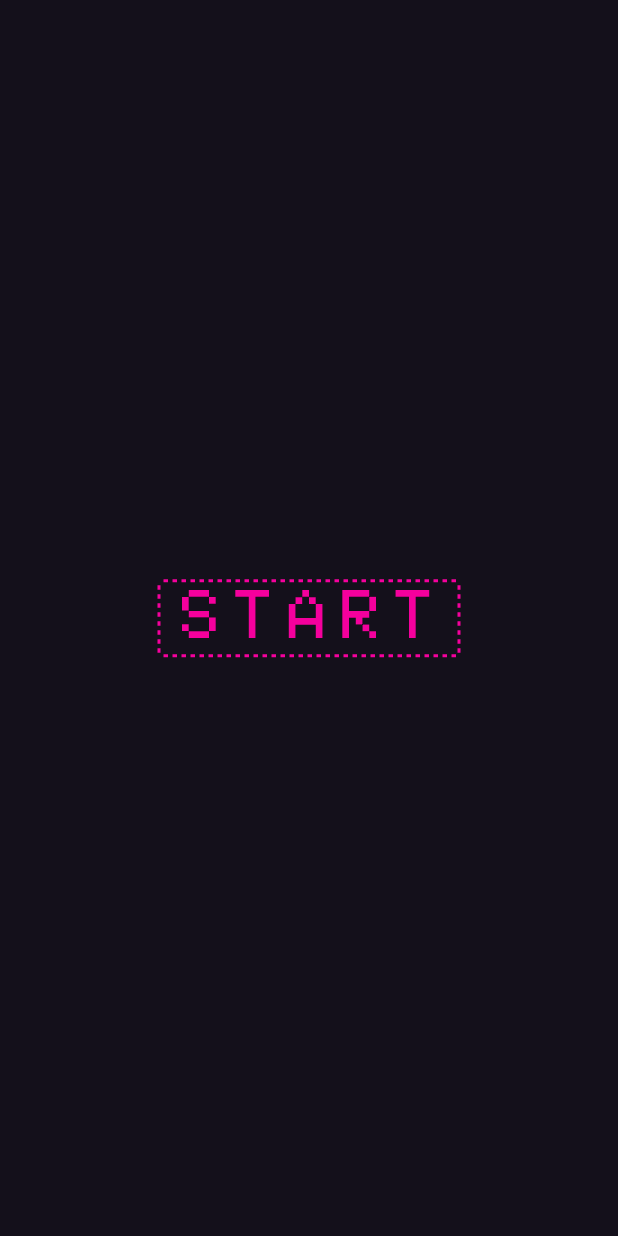
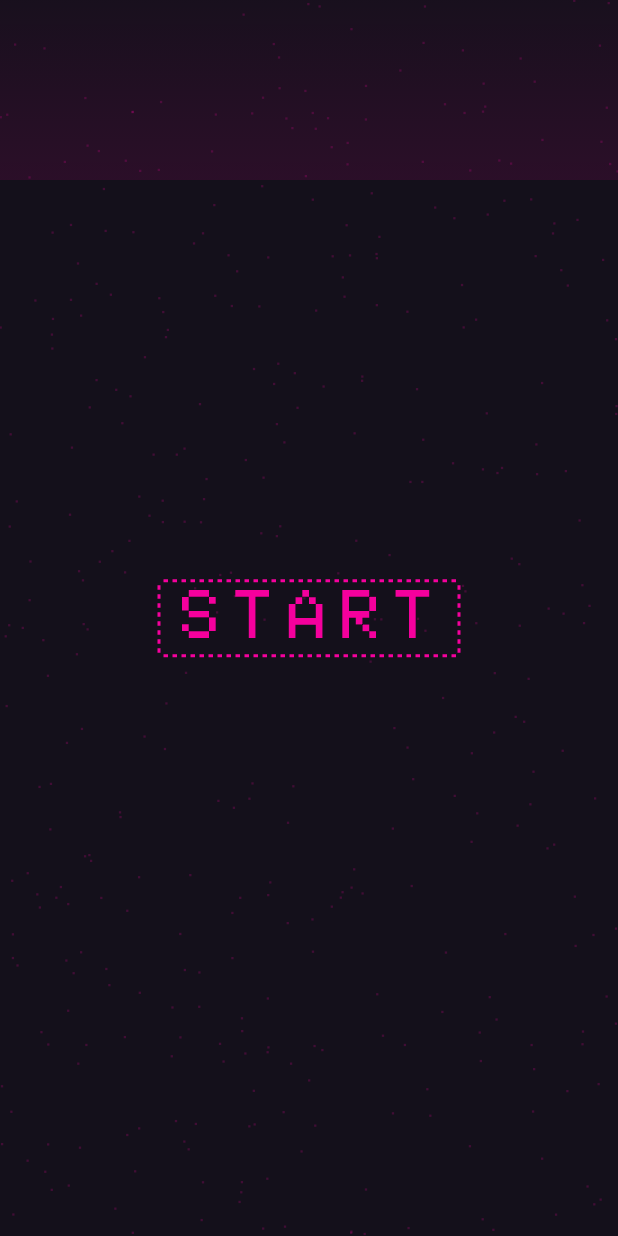
Before and after one commit to Alordead/flutter-snake-game, a Flutter app: the first screen one second after launch, on a phone screen of 412 x 824 dp. Run offline on Flutter 3.47's test engine with Material 2 defaults, Android fonts, the phone set to English and light mode, and no system bars.

Commit message:
add some effects

```diff
--- a/lib/user_story/common/app_theme.dart
+++ b/lib/user_story/common/app_theme.dart
@@ -1,6 +1,6 @@
 import 'dart:ui';
 
 class AppTheme {
-  static Color accentColor = const Color(0xFFF5009d);
-  static Color backgroundColor = const Color(0xFF14101b);
+  static const Color accentColor = const Color(0xFFF5009d);
+  static const Color backgroundColor = const Color(0xFF14101b);
 }
--- a/lib/user_story/pages/home_page.dart
+++ b/lib/user_story/pages/home_page.dart
@@ -6,6 +6,7 @@ import 'package:snake_game/user_story/common/app_theme.dart';
 import 'package:snake_game/user_story/painters/game_painter.dart';
 import 'package:snake_game/user_story/painters/score_cell_painter.dart';
 import 'package:snake_game/user_story/painters/snake_painter.dart';
+import 'package:snake_game/user_story/widgets/effects_layer.dart';
 import 'package:snake_game/user_story/widgets/game_board.dart';
 import 'package:snake_game/user_story/widgets/start_button.dart';
 
@@ -16,7 +17,8 @@ class HomePage extends StatelessWidget {
   Widget build(BuildContext context) {
     return Scaffold(
       backgroundColor: AppTheme.backgroundColor,
-      body: Center(
+      body: EffectsLayer(
+        child: Center(
           child: StreamBuilder<GameState>(
               stream: model.updateStream,
               builder: (context, snapshot) {
@@ -42,6 +44,7 @@ class HomePage extends StatelessWidget {
               }
           ),
         ),
+      ),
     );
   }
 }
--- /dev/null
+++ b/lib/user_story/painters/glow_line_painter.dart
@@ -0,0 +1,41 @@
+import 'dart:ui';
+
+import 'package:flutter/cupertino.dart';
+import 'package:snake_game/user_story/common/app_theme.dart';
+import 'package:snake_game/user_story/widgets/effects/glow_line.dart';
+
+class GlowLinePainter extends CustomPainter {
+  final double offset;
+
+  GlowLinePainter(this.offset);
+
+  @override
+  void paint(Canvas canvas, Size size) {
+    final topOffset = Offset(0, offset);
+    final rect = topOffset & Size(size.width, glowHeight);
+
+    final Gradient gradient = LinearGradient(
+        begin: Alignment.topCenter,
+        end: Alignment.bottomCenter,
+        colors: _defaultColors,
+        stops: _defaultStops
+    );
+
+    final paint = Paint()..shader = gradient.createShader(rect);
+
+    canvas.drawRect(rect, paint);
+  }
+
+  @override
+  bool shouldRepaint(CustomPainter oldDelegate) {
+    return true;
+  }
+
+  final List<Color> _defaultColors = [
+    AppTheme.accentColor.withOpacity(0),
+    AppTheme.accentColor.withOpacity(0.1),
+  ];
+
+  final List<double> _defaultStops = [0.0, 1.0];
+
+}
--- /dev/null
+++ b/lib/user_story/painters/static_noise_painter.dart
@@ -0,0 +1,41 @@
+import 'dart:math';
+import 'dart:ui';
+
+import 'package:flutter/cupertino.dart';
+import 'package:snake_game/user_story/common/app_theme.dart';
+
+const _step = 30;
+
+class StaticNoisePainter extends CustomPainter {
+  final Color color;
+
+  StaticNoisePainter({this.color = AppTheme.accentColor});
+
+  @override
+  void paint(Canvas canvas, Size size) {
+    final random = Random();
+    final paint = Paint();
+    List<Offset> points = [];
+
+    for (int i = 0; i < size.width; i += _step) {
+      for (int j = 0; j < size.height; j += _step) {
+        final point = Offset(
+          random.nextDouble() * size.width,
+          random.nextDouble() * size.height,
+        );
+        points.add(point);
+      }
+    }
+
+    paint.color = color.withOpacity(0.2);
+    paint.strokeWidth = 1.5;
+
+    canvas.drawPoints(PointMode.points, points, paint);
+  }
+
+  @override
+  bool shouldRepaint(CustomPainter oldDelegate) {
+    return false;
+  }
+
+}
--- /dev/null
+++ b/lib/user_story/widgets/effects/glow_line.dart
@@ -0,0 +1,56 @@
+import 'dart:async';
+
+import 'package:flutter/cupertino.dart';
+import 'package:snake_game/user_story/painters/glow_line_painter.dart';
+
+const glowHeight = 150.0;
+
+class GlowLine extends StatefulWidget {
+  final double height;
+  final List<Color> colors;
+  final List<double> stops;
+
+  const GlowLine({Key key, this.height = 100.0, this.colors, this.stops}) : super(key: key);
+
+  @override
+  _GlowLineState createState() => _GlowLineState();
+}
+
+class _GlowLineState extends State<GlowLine> {
+  Timer timer;
+  double currentOffset = 0;
+
+
+  @override
+  void initState() {
+    super.initState();
+    currentOffset = -glowHeight;
+    timer = Timer.periodic(Duration(milliseconds: 15), (timer) {
+      setState(() {
+        _computeOffset();
+      });
+    });
+  }
+
+  @override
+  void dispose() {
+    timer?.cancel();
+    super.dispose();
+  }
+
+  @override
+  Widget build(BuildContext context) {
+    return CustomPaint(
+      size:  MediaQuery.of(context).size,
+      painter: GlowLinePainter(currentOffset),
+    );
+  }
+
+  _computeOffset() {
+    if (currentOffset > MediaQuery.of(context).size.height + glowHeight) {
+      currentOffset = -glowHeight;
+    } else {
+      currentOffset += 2;
+    }
+  }
+}
--- /dev/null
+++ b/lib/user_story/widgets/effects/static_noise.dart
@@ -0,0 +1,29 @@
+import 'dart:async';
+
+import 'package:flutter/cupertino.dart';
+import 'package:snake_game/user_story/painters/static_noise_painter.dart';
+
+class StaticNoise extends StatefulWidget {
+  @override
+  _StaticNoiseState createState() => _StaticNoiseState();
+}
+
+class _StaticNoiseState extends State<StaticNoise> {
+  Timer timer;
+
+  @override
+  void initState() {
+    super.initState();
+    timer = Timer.periodic(Duration(milliseconds: 30), (timer) {
+      setState(() {});
+    });
+  }
+
+  @override
+  Widget build(BuildContext context) {
+    return CustomPaint(
+      size:  MediaQuery.of(context).size,
+      painter: StaticNoisePainter(),
+    );
+  }
+}
--- /dev/null
+++ b/lib/user_story/widgets/effects_layer.dart
@@ -0,0 +1,21 @@
+import 'package:flutter/cupertino.dart';
+
+import 'effects/glow_line.dart';
+import 'effects/static_noise.dart';
+
+class EffectsLayer extends StatelessWidget {
+  final Widget child;
+
+  const EffectsLayer({Key key, this.child}) : super(key: key);
+
+  @override
+  Widget build(BuildContext context) {
+    return Stack(
+      children: <Widget>[
+        GlowLine(),
+        StaticNoise(),
+        child,
+      ],
+    );
+  }
+}
--- a/pubspec.yaml
+++ b/pubspec.yaml
@@ -60,5 +60,5 @@ flutter:
   fonts:
     - family: Apple ][
       fonts:
-        - asset: assets/fonts/Apple ][.ttf
+        - asset: fonts/Apple ][.ttf
           weight: 400
```
Also changed, not shown: fonts/Apple ][.ttf (renamed from assets/fonts/Apple ][.ttf). Lines whose indentation alone changed are shown as unchanged.
